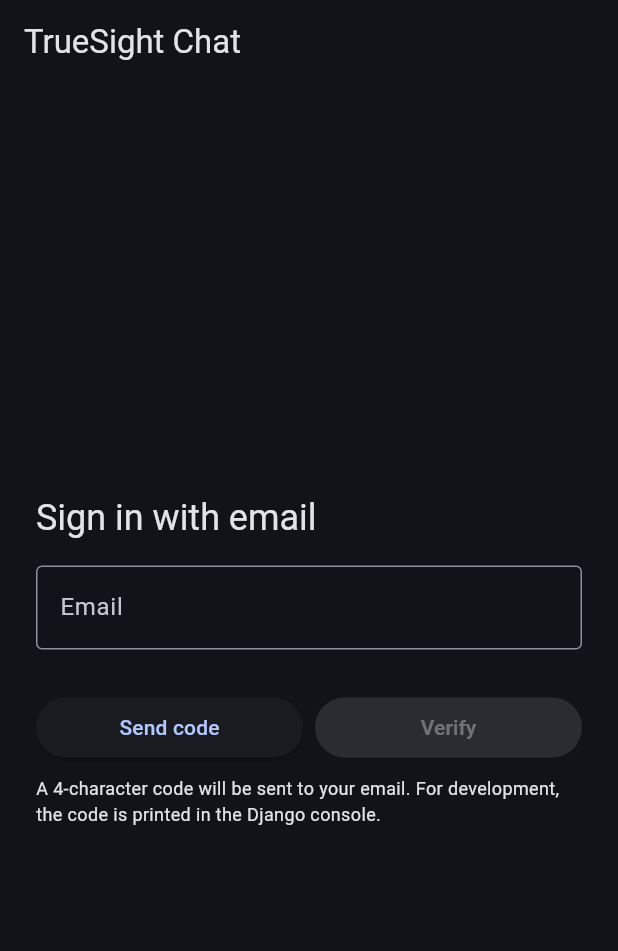
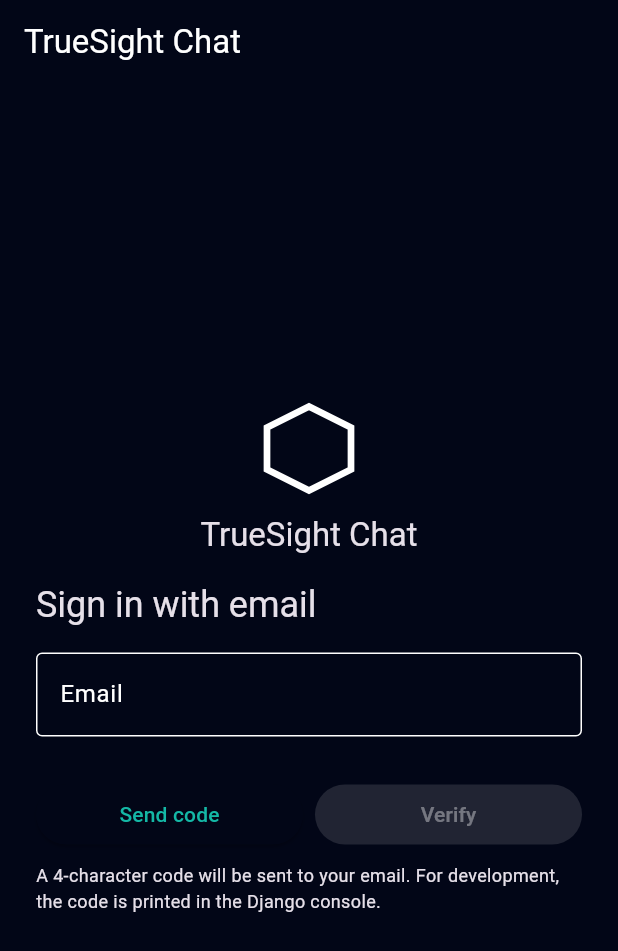
Before and after one commit to ErfanMN/TrueSight, a Flutter app: the screen it shows after launch, on a phone screen of 412 x 824 dp. Shown: the top 951 px of the screen. Run offline on Flutter 3.47's test engine with Material 3 defaults, Android fonts, the phone set to English and light mode, and no system bars; our stand-ins replace shared_preferences.

Commit message:
make UI more beautigul

```diff
--- a/apps/frontend/lib/app.dart
+++ b/apps/frontend/lib/app.dart
@@ -10,15 +10,26 @@ class TrueSightChatApp extends StatelessWidget {
 
   @override
   Widget build(BuildContext context) {
+    final base = ThemeData.dark(useMaterial3: true);
+    // Softer, more neutral dark theme inspired by Material 3.
+    const colorScheme = ColorScheme.dark(
+      primary: Color(0xFF14B8A6), // teal
+      secondary: Color(0xFF22C55E), // green accent
+      background: Color(0xFF020617),
+      surface: Color(0xFF020617),
+      surfaceVariant: Color(0xFF111827),
+    );
+
     return MaterialApp(
       title: 'TrueSight Chat',
       debugShowCheckedModeBanner: false,
-      theme: ThemeData(
-        colorScheme: ColorScheme.fromSeed(
-          seedColor: const Color(0xFF0F172A),
-          brightness: Brightness.dark,
+      theme: base.copyWith(
+        colorScheme: colorScheme,
+        scaffoldBackgroundColor: colorScheme.background,
+        appBarTheme: base.appBarTheme.copyWith(
+          backgroundColor: Colors.transparent,
+          elevation: 0,
         ),
-        useMaterial3: true,
       ),
       home: const _RootShell(),
     );
--- a/apps/frontend/lib/features/auth/login_page.dart
+++ b/apps/frontend/lib/features/auth/login_page.dart
@@ -5,6 +5,7 @@ import 'package:http/http.dart' as http;
 
 import '../../core/config.dart';
 import '../../models/auth_session.dart';
+import '../../widgets/hexagon_logo.dart';
 
 class LoginPage extends StatefulWidget {
   const LoginPage({
@@ -146,6 +147,17 @@ class _LoginPageState extends State<LoginPage> {
               mainAxisSize: MainAxisSize.min,
               crossAxisAlignment: CrossAxisAlignment.stretch,
               children: [
+                const Center(
+                  child: HexagonLogo(size: 56),
+                ),
+                const SizedBox(height: 16),
+                Center(
+                  child: Text(
+                    'TrueSight Chat',
+                    style: Theme.of(context).textTheme.titleLarge,
+                  ),
+                ),
+                const SizedBox(height: 16),
                 Text(
                   'Sign in with email',
                   style: Theme.of(context).textTheme.headlineSmall,
--- a/apps/frontend/lib/widgets/hexagon_logo.dart
+++ b/apps/frontend/lib/widgets/hexagon_logo.dart
@@ -10,12 +10,11 @@ class HexagonLogo extends StatelessWidget {
 
   @override
   Widget build(BuildContext context) {
-    final colorScheme = Theme.of(context).colorScheme;
     return CustomPaint(
       size: Size.square(size),
       painter: _HexagonPainter(
-        fill: colorScheme.primary,
-        outline: colorScheme.onPrimary.withOpacity(0.9),
+        fill: Colors.transparent,
+        outline: Colors.white,
       ),
     );
   }
```
Also changed, not shown: apps/frontend/lib/features/chat/chat_shell_page.dart (+120 -16 lines), apps/frontend/lib/models/chat_message.dart (+11 -3 lines), 3 other files.
